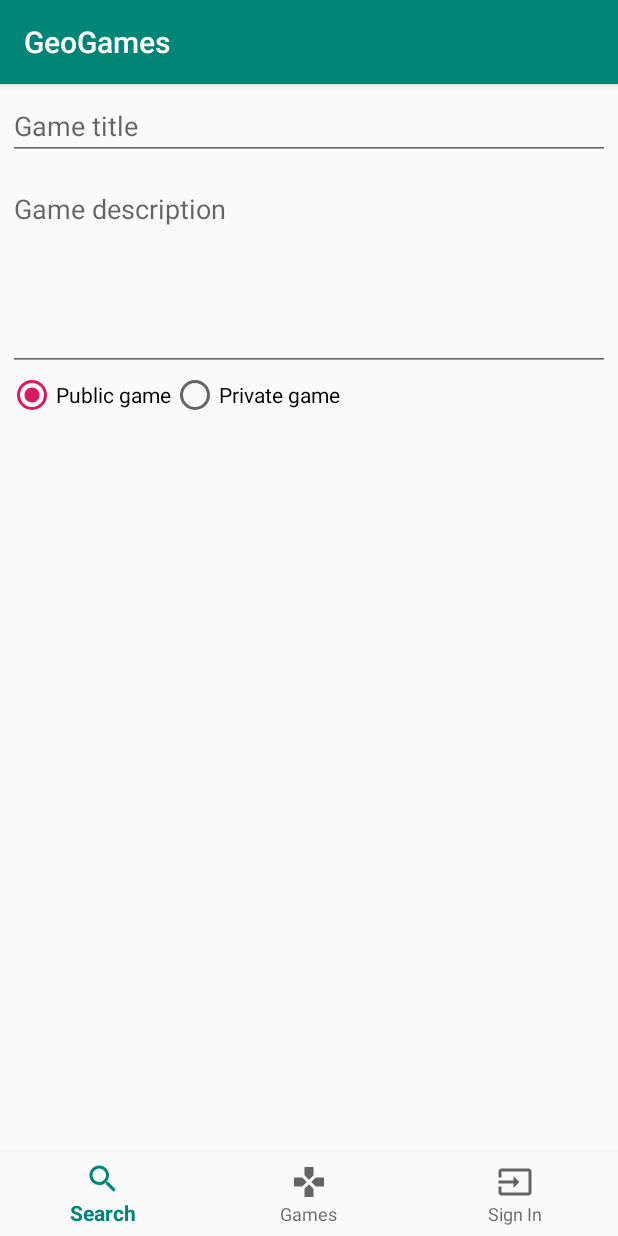
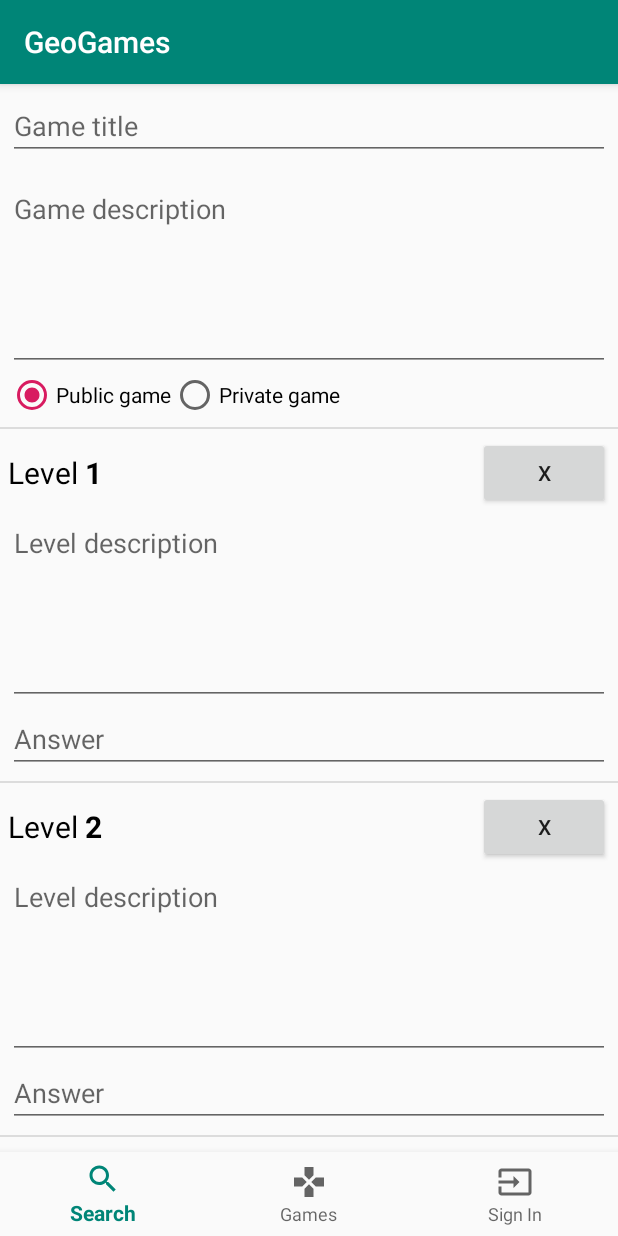
Before and after one commit to 3ooowojtooo/geogames, an Android app: the fragment CreateGameFragment placed in its activity, after a tap on an icon or button, on a phone screen of 412 x 824 dp. Run offline under Robolectric (Android 15) with nearby library versions, the phone set to English and light mode, and no system bars; our stand-ins replace ButterKnife, Dagger/Hilt's generated code, data binding; libraries missing offline, so code that uses them is left out: com.crashlytics.android, com.ncapdevi.fragnav, io.fabric.sdk; 4 statements that could not run were skipped.

Commit message:
Create game adapter completed

```diff
--- a/app/src/main/java/com/kurocho/geogames/viewmodels/create_game/CreateGameRecyclerViewAdapter.java
+++ b/app/src/main/java/com/kurocho/geogames/viewmodels/create_game/CreateGameRecyclerViewAdapter.java
@@ -5,18 +5,18 @@ import android.support.annotation.NonNull;
 import android.support.v7.widget.RecyclerView;
 import android.util.Log;
 import android.view.LayoutInflater;
+import android.view.View;
 import android.view.ViewGroup;
+import android.widget.Button;
 import com.kurocho.geogames.R;
 import com.kurocho.geogames.databinding.CreateGameGameDetailsItemBinding;
 import com.kurocho.geogames.databinding.CreateGameLevelDetailsItemBinding;
-
-import java.util.List;
 
 public class CreateGameRecyclerViewAdapter extends RecyclerView.Adapter<RecyclerView.ViewHolder> {
 
    public static class GameDetailsViewHolder extends RecyclerView.ViewHolder {
        CreateGameGameDetailsItemBinding binding;
-        public GameDetailsViewHolder(CreateGameGameDetailsItemBinding binding){
+       GameDetailsViewHolder(CreateGameGameDetailsItemBinding binding){
             super(binding.getRoot());
             this.binding = binding;
         }
@@ -25,11 +25,20 @@ public class CreateGameRecyclerViewAdapter extends RecyclerView.Adapter<Recycler
   public static class LevelDetailsViewHolder extends RecyclerView.ViewHolder {
       CreateGameLevelDetailsItemBinding binding;
 
-      public LevelDetailsViewHolder(CreateGameLevelDetailsItemBinding binding){
+      LevelDetailsViewHolder(CreateGameLevelDetailsItemBinding binding){
           super(binding.getRoot());
           this.binding = binding;
       }
 
+   }
+
+   public static class AddLevelViewHolder extends RecyclerView.ViewHolder {
+       Button addLevelButton;
+
+       AddLevelViewHolder(View addLevelView){
+           super(addLevelView);
+           addLevelButton = addLevelView.findViewById(R.id.add_level_button);
+       }
    }
 
     private static final int TYPE_GAME_DETAILS = 0;
@@ -37,10 +46,10 @@ public class CreateGameRecyclerViewAdapter extends RecyclerView.Adapter<Recycler
     private static final int TYPE_ADD_LEVEL = 2;
 
     private GameDetailsCreationObservable gameDetailsCreationObservable;
-    private List<GameLevelCreationObservable> gameLevelCreationObservableList;
+    private ListOfGameLevelCreationObservables gameLevelCreationObservableList;
 
     public CreateGameRecyclerViewAdapter(GameDetailsCreationObservable gameDetailsCreationObservable,
-                                         List<GameLevelCreationObservable> gameLevelCreationObservableList){
+                                         ListOfGameLevelCreationObservables gameLevelCreationObservableList){
         super();
         this.gameDetailsCreationObservable = gameDetailsCreationObservable;
         this.gameLevelCreationObservableList = gameLevelCreationObservableList;
@@ -60,8 +69,12 @@ public class CreateGameRecyclerViewAdapter extends RecyclerView.Adapter<Recycler
                         DataBindingUtil.inflate(LayoutInflater.from(viewGroup.getContext()),
                                 R.layout.create_game_level_details_item, viewGroup, false);
                 return new LevelDetailsViewHolder(binding2);
+            case TYPE_ADD_LEVEL:
+                View addLevelLayout = LayoutInflater.from(viewGroup.getContext()).
+                        inflate(R.layout.create_game_add_level_item, viewGroup, false);
+                return new AddLevelViewHolder(addLevelLayout);
             default:
-                return null;
+                throw new RuntimeException("Unknown view holder type: " + String.valueOf(viewType));
         }
     }
 
@@ -82,28 +95,32 @@ public class CreateGameRecyclerViewAdapter extends RecyclerView.Adapter<Recycler
                 });
                 break;
             case TYPE_ADD_LEVEL:
+                AddLevelViewHolder holder3 = (AddLevelViewHolder) viewHolder;
+                holder3.addLevelButton.setOnClickListener(v -> {
+                    gameLevelCreationObservableList.createAndAppendNewGameLevelObject();
+                    notifyDataSetChanged();
+                });
                 break;
             default:
-                break;
+                throw new RuntimeException("Unknown view holder type: " + String.valueOf(viewHolder.getItemViewType()));
         }
 
     }
 
     @Override
     public int getItemViewType(int position) {
-        Log.i("TYPE", "ABC");
         if(position == 0) {
-            Log.i("TYPE", "GD: "+ String.valueOf(position));
             return TYPE_GAME_DETAILS;
         }
-       else {
-            Log.i("TYPE", "LD: "+ String.valueOf(position));
+       else if(position == (getItemCount()-1)){
+            return TYPE_ADD_LEVEL;
+        } else {
             return TYPE_LEVEL_DETAILS;
         }
     }
 
     @Override
     public int getItemCount() {
-        return (1 + gameLevelCreationObservableList.size());
+        return (1 + gameLevelCreationObservableList.size() + 1);
     }
 }
--- a/app/src/main/java/com/kurocho/geogames/viewmodels/create_game/CreateGameViewModel.java
+++ b/app/src/main/java/com/kurocho/geogames/viewmodels/create_game/CreateGameViewModel.java
@@ -3,29 +3,27 @@ package com.kurocho.geogames.viewmodels.create_game;
 import android.arch.lifecycle.ViewModel;
 
 import javax.inject.Inject;
-import java.util.ArrayList;
-import java.util.List;
 
 public class CreateGameViewModel extends ViewModel {
 
     private GameDetailsCreationObservable gameDetailsCreationObservable;
-    private List<GameLevelCreationObservable> gameLevelCreationObservableList;
+    private ListOfGameLevelCreationObservables gameLevelCreationObservableList;
 
     @Inject
     CreateGameViewModel(){
         gameDetailsCreationObservable = new GameDetailsCreationObservable();
-        gameLevelCreationObservableList = new ArrayList<>();
+        gameLevelCreationObservableList = new ListOfGameLevelCreationObservables();
 
-        GameLevelCreationObservable ob = new GameLevelCreationObservable();
-        ob.ord.set("1");
-        gameLevelCreationObservableList.add(ob);
+        gameLevelCreationObservableList.createAndAppendNewGameLevelObject();
+        gameLevelCreationObservableList.createAndAppendNewGameLevelObject();
+        gameLevelCreationObservableList.createAndAppendNewGameLevelObject();
     }
 
     public GameDetailsCreationObservable getGameDetailsCreationObservable(){
         return gameDetailsCreationObservable;
     }
 
-    public List<GameLevelCreationObservable> getGameLevelCreationObservableList(){
+    public ListOfGameLevelCreationObservables getGameLevelCreationObservablesList(){
         return gameLevelCreationObservableList;
     }
 
--- a/app/src/main/java/com/kurocho/geogames/viewmodels/create_game/GameLevelCreationObservable.java
+++ b/app/src/main/java/com/kurocho/geogames/viewmodels/create_game/GameLevelCreationObservable.java
@@ -8,10 +8,14 @@ public class GameLevelCreationObservable {
     public ObservableField<String> description;
     public ObservableField<String> ord;
 
-    public GameLevelCreationObservable(){
+    public GameLevelCreationObservable(int ord){
         answer = new ObservableField<>("");
         description = new ObservableField<>("");
-        ord = new ObservableField<>("");
+        this.ord = new ObservableField<>(String.valueOf(ord));
+    }
+
+    public void setOrdInteger(int ord){
+        this.ord.set(String.valueOf(ord));
     }
 
 }
--- /dev/null
+++ b/app/src/main/java/com/kurocho/geogames/viewmodels/create_game/ListOfGameLevelCreationObservables.java
@@ -0,0 +1,48 @@
+package com.kurocho.geogames.viewmodels.create_game;
+
+
+import org.jetbrains.annotations.Nullable;
+
+import java.util.ArrayList;
+
+public class ListOfGameLevelCreationObservables extends ArrayList<GameLevelCreationObservable> {
+
+    public ListOfGameLevelCreationObservables(){
+        super();
+    }
+
+    public void createAndAppendNewGameLevelObject(){
+        GameLevelCreationObservable newLevel = new GameLevelCreationObservable(size()+1);
+        add(newLevel);
+    }
+
+    @Override
+    public void clear() {
+        super.clear();
+        reindexLevelsOrdinalNumbers();
+    }
+
+    @Override
+    public GameLevelCreationObservable remove(int index) {
+        GameLevelCreationObservable removedObject =  super.remove(index);
+        reindexLevelsOrdinalNumbers();
+        return removedObject;
+    }
+
+
+    @Override
+    public boolean remove(@Nullable Object o) {
+        boolean removeResult = super.remove(o);
+        reindexLevelsOrdinalNumbers();
+        return removeResult;
+    }
+
+    private final void reindexLevelsOrdinalNumbers(){
+        int numberOfLevels = size();
+        if(numberOfLevels > 0){
+            for(int i = 0; i < numberOfLevels; i++){
+                get(i).setOrdInteger(i+1);
+            }
+        }
+    }
+}
--- a/app/src/main/java/com/kurocho/geogames/views/CreateGameFragment.java
+++ b/app/src/main/java/com/kurocho/geogames/views/CreateGameFragment.java
@@ -2,10 +2,9 @@ package com.kurocho.geogames.views;
 
 import android.arch.lifecycle.ViewModelProviders;
 import android.content.Context;
-import android.net.Uri;
 import android.os.Bundle;
 import android.support.annotation.Nullable;
-import android.support.v4.app.Fragment;
+import android.support.v7.widget.DividerItemDecoration;
 import android.support.v7.widget.LinearLayoutManager;
 import android.support.v7.widget.RecyclerView;
 import android.view.LayoutInflater;
@@ -18,8 +17,6 @@ import com.kurocho.geogames.R;
 import com.kurocho.geogames.di.viewmodel_factory.ViewModelFactory;
 import com.kurocho.geogames.viewmodels.create_game.CreateGameRecyclerViewAdapter;
 import com.kurocho.geogames.viewmodels.create_game.CreateGameViewModel;
-import com.kurocho.geogames.viewmodels.search.SearchItemAdapter;
-import com.kurocho.geogames.views.base_fragment.GuardedFragment;
 import com.kurocho.geogames.views.base_fragment.SignInGuardedFragment;
 import dagger.android.support.AndroidSupportInjection;
 
@@ -78,7 +75,8 @@ public class CreateGameFragment extends SignInGuardedFragment {
     private void initializeRecyclerView(){
         recyclerViewLayoutManager = new LinearLayoutManager(getContext());
         recyclerView.setLayoutManager(recyclerViewLayoutManager);
-        recyclerViewAdapter = new CreateGameRecyclerViewAdapter(viewModel.getGameDetailsCreationObservable(), viewModel.getGameLevelCreationObservableList());
+        recyclerView.addItemDecoration(new DividerItemDecoration(recyclerView.getContext(), DividerItemDecoration.VERTICAL));
+        recyclerViewAdapter = new CreateGameRecyclerViewAdapter(viewModel.getGameDetailsCreationObservable(), viewModel.getGameLevelCreationObservablesList());
         recyclerView.setAdapter(recyclerViewAdapter);
     }
 }
--- /dev/null
+++ b/app/src/main/res/layout/create_game_add_level_item.xml
@@ -0,0 +1,14 @@
+<?xml version="1.0" encoding="utf-8"?>
+<RelativeLayout
+        xmlns:android="http://schemas.android.com/apk/res/android"
+        android:layout_width="match_parent"
+        android:layout_height="wrap_content"
+        android:padding="5dp">
+
+    <Button
+        android:id="@+id/add_level_button"
+        android:layout_width="match_parent"
+        android:layout_height="wrap_content"
+        android:text="Add level"/>
+
+</RelativeLayout>
```
